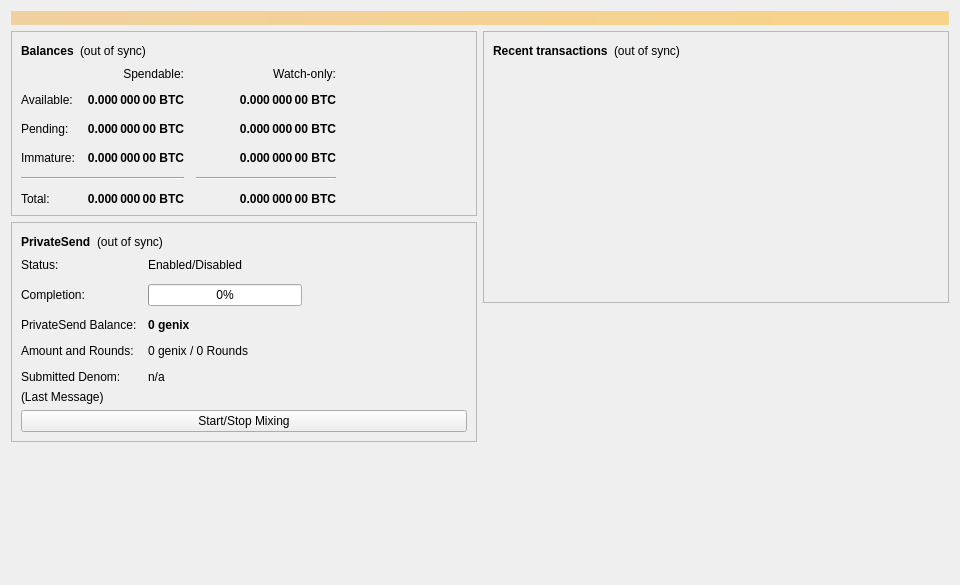
First picture: the form in src/qt/forms/overviewpage.ui, repository genix-project/genix, before the edit.
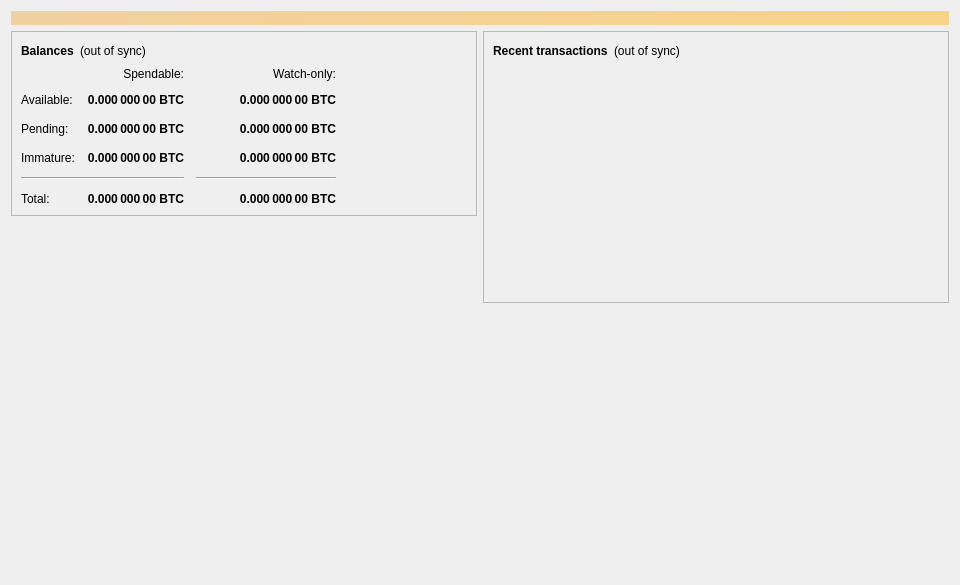
Second picture: the form after the edit.

```diff
--- a/src/qt/forms/overviewpage.ui
+++ b/src/qt/forms/overviewpage.ui
@@ -392,192 +392,6 @@
          </layout>
         </widget>
        </item>
-       <item>
-        <widget class="QFrame" name="framePrivateSend">
-         <property name="layoutDirection">
-          <enum>Qt::LeftToRight</enum>
-         </property>
-         <property name="frameShape">
-          <enum>QFrame::StyledPanel</enum>
-         </property>
-         <property name="frameShadow">
-          <enum>QFrame::Raised</enum>
-         </property>
-         <layout class="QVBoxLayout" name="VerticalLayout_PS1">
-          <item>
-           <layout class="QHBoxLayout" name="horizontalLayout_5">
-            <item>
-             <widget class="QLabel" name="labelPrivateSendHeader">
-              <property name="font">
-               <font>
-                <weight>75</weight>
-                <bold>true</bold>
-               </font>
-              </property>
-              <property name="text">
-               <string>PrivateSend</string>
-              </property>
-             </widget>
-            </item>
-            <item>
-             <widget class="QLabel" name="labelPrivateSendSyncStatus">
-              <property name="toolTip">
-               <string>The displayed information may be out of date. Your wallet automatically synchronizes with the genix network after a connection is established, but this process has not completed yet.</string>
-              </property>
-              <property name="text">
-               <string notr="true">(out of sync)</string>
-              </property>
-              <property name="alignment">
-               <set>Qt::AlignLeading|Qt::AlignLeft|Qt::AlignVCenter</set>
-              </property>
-             </widget>
-            </item>
-            <item>
-             <spacer name="horizontalSpacer_4">
-              <property name="orientation">
-               <enum>Qt::Horizontal</enum>
-              </property>
-              <property name="sizeHint" stdset="0">
-               <size>
-                <width>40</width>
-                <height>20</height>
-               </size>
-              </property>
-             </spacer>
-            </item>
-           </layout>
-          </item>
-          <item>
-           <layout class="QFormLayout" name="privateSendFormLayout">
-            <property name="fieldGrowthPolicy">
-             <enum>QFormLayout::AllNonFixedFieldsGrow</enum>
-            </property>
-            <property name="horizontalSpacing">
-             <number>11</number>
-            </property>
-            <property name="verticalSpacing">
-             <number>12</number>
-            </property>
-            <item row="0" column="0">
-             <widget class="QLabel" name="labelPrivateSendEnabledText">
-              <property name="text">
-               <string>Status:</string>
-              </property>
-             </widget>
-            </item>
-            <item row="0" column="1">
-             <widget class="QLabel" name="labelPrivateSendEnabled">
-              <property name="text">
-               <string>Enabled/Disabled</string>
-              </property>
-             </widget>
-            </item>
-            <item row="1" column="0">
-             <widget class="QLabel" name="labelCompletitionText">
-              <property name="text">
-               <string>Completion:</string>
-              </property>
-             </widget>
-            </item>
-            <item row="1" column="1">
-             <widget class="QProgressBar" name="privateSendProgress">
-              <property name="maximumSize">
-               <size>
-                <width>154</width>
-                <height>16777215</height>
-               </size>
-              </property>
-              <property name="value">
-               <number>0</number>
-              </property>
-             </widget>
-            </item>
-            <item row="2" column="0">
-             <widget class="QLabel" name="labelAnonymizedText">
-              <property name="text">
-               <string>PrivateSend Balance:</string>
-              </property>
-             </widget>
-            </item>
-            <item row="2" column="1">
-             <widget class="QLabel" name="labelAnonymized">
-              <property name="font">
-               <font>
-                <weight>75</weight>
-                <bold>true</bold>
-               </font>
-              </property>
-              <property name="text">
-               <string notr="true">0 genix</string>
-              </property>
-             </widget>
-            </item>
-            <item row="3" column="0">
-             <widget class="QLabel" name="labelAmountAndRoundsText">
-              <property name="text">
-               <string>Amount and Rounds:</string>
-              </property>
-             </widget>
-            </item>
-            <item row="3" column="1">
-             <widget class="QLabel" name="labelAmountRounds">
-              <property name="text">
-               <string>0 genix / 0 Rounds</string>
-              </property>
-             </widget>
-            </item>
-            <item row="4" column="0">
-             <widget class="QLabel" name="labelSubmittedDenomText">
-              <property name="text">
-               <string>Submitted Denom:</string>
-              </property>
-             </widget>
-            </item>
-            <item row="4" column="1">
-             <widget class="QLabel" name="labelSubmittedDenom">
-              <property name="toolTip">
-               <string>The denominations you submitted to the Masternode.&lt;br&gt;To mix, other users must submit the exact same denominations.</string>
-              </property>
-              <property name="text">
-               <string>n/a</string>
-              </property>
-             </widget>
-            </item>
-           </layout>
-          </item>
-          <item>
-           <layout class="QVBoxLayout" name="VerticalLayout_PS">
-            <item>
-             <widget class="QLabel" name="labelPrivateSendLastMessage">
-              <property name="text">
-               <string>(Last Message)</string>
-              </property>
-              <property name="alignment">
-               <set>Qt::AlignLeading|Qt::AlignLeft|Qt::AlignTop</set>
-              </property>
-              <property name="wordWrap">
-               <bool>true</bool>
-              </property>
-             </widget>
-            </item>
-            <item>
-             <widget class="QPushButton" name="togglePrivateSend">
-              <property name="sizePolicy">
-               <sizepolicy hsizetype="MinimumExpanding" vsizetype="Fixed">
-                <horstretch>0</horstretch>
-                <verstretch>0</verstretch>
-               </sizepolicy>
-              </property>
-              <property name="text">
-               <string>Start/Stop Mixing</string>
-              </property>
-             </widget>
-            </item>
-           </layout>
-          </item>
-         </layout>
-        </widget>
-       </item>
        <item>
         <spacer name="verticalSpacer">
          <property name="orientation">
```
